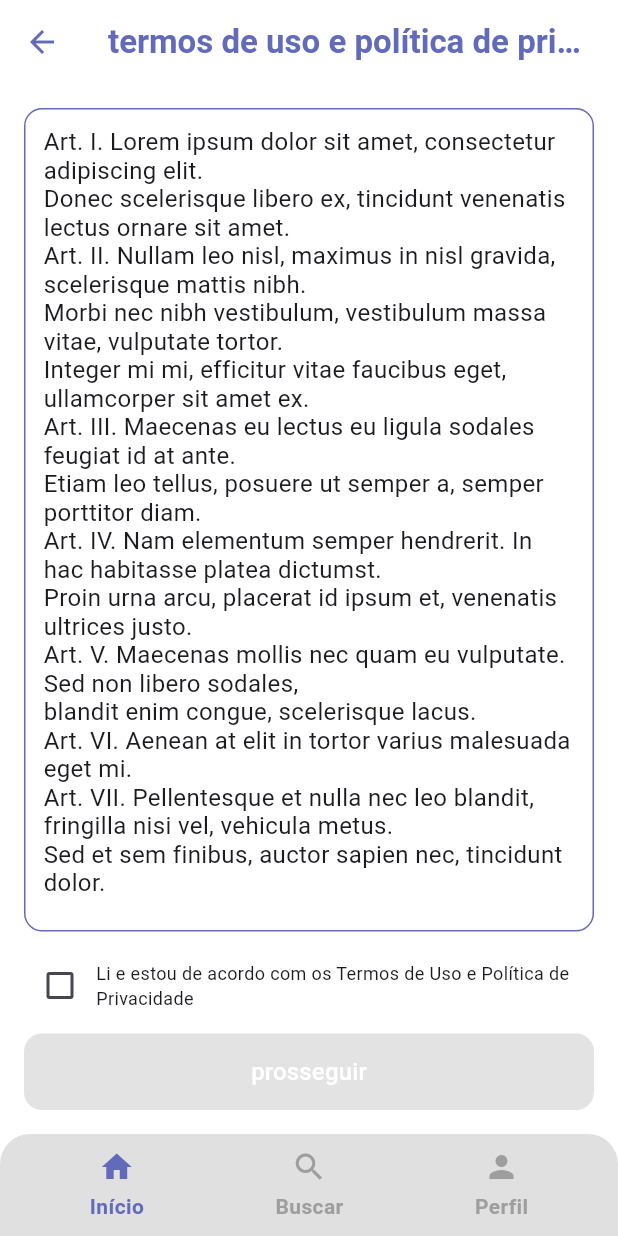
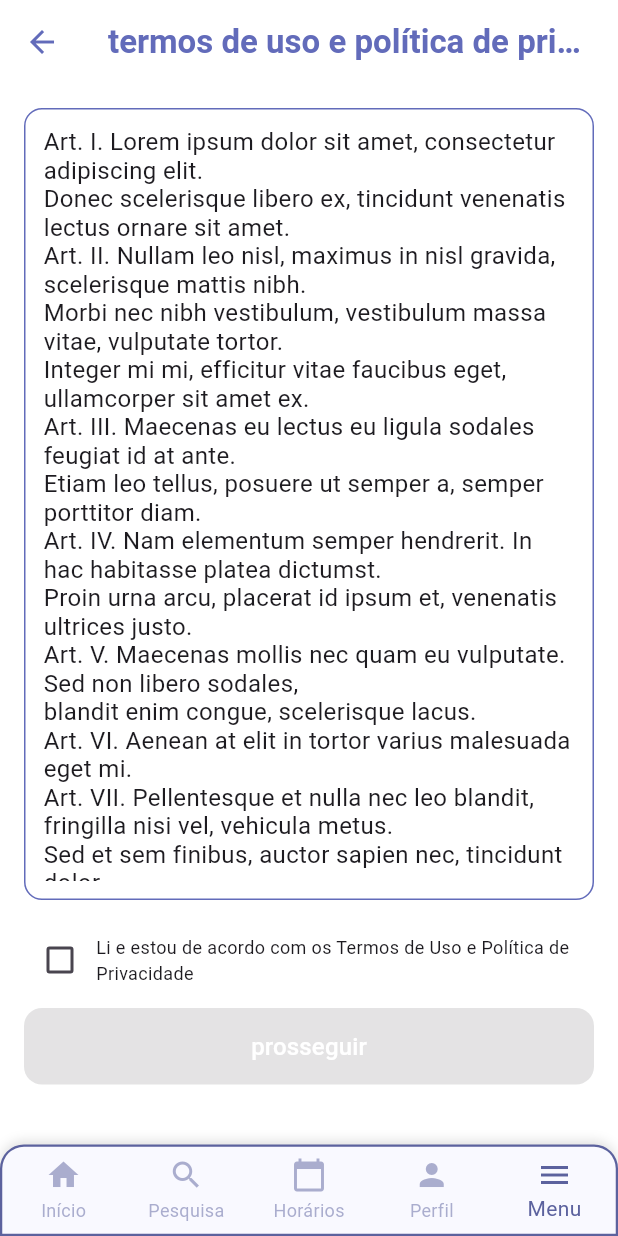
Before and after one commit to mmiguelcalixto/camarim, a Flutter app: the screen it shows after launch, on a phone screen of 412 x 824 dp. Run offline on Flutter 3.47's test engine with Material 3 defaults, Android fonts, the phone set to English and light mode, and no system bars.

Commit message:
bottom nav bar correta privacy_policy_page.dart

```diff
--- a/lib/privacy_policy_page.dart
+++ b/lib/privacy_policy_page.dart
@@ -65,7 +65,7 @@ Sed et sem finibus, auctor sapien nec, tincidunt dolor.""",
                 ),
               ),
             ),
-            const SizedBox(height: 12),
+            const SizedBox(height: 16),
             Row(
               children: [
                 Checkbox(
@@ -105,79 +105,48 @@ Sed et sem finibus, auctor sapien nec, tincidunt dolor.""",
                 ),
               ),
             ),
+            const SizedBox(height: 24),
           ],
         ),
       ),
       bottomNavigationBar: Container(
-        padding: const EdgeInsets.symmetric(vertical: 10, horizontal: 16),
         decoration: BoxDecoration(
-          color: Colors.grey[300],
+          color: const Color(0xFFF9F9FF),
           borderRadius: const BorderRadius.only(
-            topLeft: Radius.circular(20),
-            topRight: Radius.circular(20),
+            topLeft: Radius.circular(16),
+            topRight: Radius.circular(16),
           ),
+          border: Border.all(
+            color: Color.fromARGB(255, 92, 98, 158),
+            width: 1.5,
+          ),
+          boxShadow: const [
+            BoxShadow(
+              color: Colors.black12,
+              blurRadius: 6,
+              offset: Offset(0, -2),
+            ),
+          ],
         ),
-        child: Row(
-          mainAxisAlignment: MainAxisAlignment.spaceAround,
-          children: [
-            _NavItem(
-              icon: Icons.home,
-              label: 'Início',
-              isSelected: paginaAtual == 0,
-              onTap: () => setState(() => paginaAtual = 0),
-            ),
-            _NavItem(
-              icon: Icons.search,
-              label: 'Buscar',
-              isSelected: paginaAtual == 1,
-              onTap: () => setState(() => paginaAtual = 1),
-            ),
-            _NavItem(
-              icon: Icons.person,
-              label: 'Perfil',
-              isSelected: paginaAtual == 2,
-              onTap: () => setState(() => paginaAtual = 2),
-            ),
+        child: BottomNavigationBar(
+          type: BottomNavigationBarType.fixed,
+          backgroundColor: Colors.transparent,
+          elevation: 0,
+          selectedItemColor: Color.fromARGB(255, 92, 98, 158),
+          unselectedItemColor: Color.fromARGB(255, 92, 98, 158).withOpacity(0.5),
+          currentIndex: 4, // "Menu" selecionado
+          onTap: (index) {
+            Navigator.pop(context);
+          },
+          items: const [
+            BottomNavigationBarItem(icon: Icon(Icons.home), label: "Início"),
+            BottomNavigationBarItem(icon: Icon(Icons.search), label: "Pesquisa"),
+            BottomNavigationBarItem(icon: Icon(Icons.calendar_today), label: "Horários"),
+            BottomNavigationBarItem(icon: Icon(Icons.person), label: "Perfil"),
+            BottomNavigationBarItem(icon: Icon(Icons.menu), label: "Menu"),
           ],
         ),
       ),
     );
   }
 }
-
-class _NavItem extends StatelessWidget {
-  final IconData icon;
-  final String label;
-  final bool isSelected;
-  final VoidCallback onTap;
-
-  const _NavItem({
-    super.key,
-    required this.icon,
-    required this.label,
-    required this.isSelected,
-    required this.onTap,
-  });
-
-  @override
-  Widget build(BuildContext context) {
-    return InkWell(
-      onTap: onTap,
-      borderRadius: BorderRadius.circular(10),
-      child: Column(
-        mainAxisSize: MainAxisSize.min,
-        children: [
-          Icon(icon, color: isSelected ? Color(0xFF626BBA) : Colors.grey),
-          const SizedBox(height: 4),
-          Text(
-            label,
-            style: TextStyle(
-              color: isSelected ? Color(0xFF626BBA) : Colors.grey,
-              fontWeight: FontWeight.bold,
-            ),
-          ),
-        ],
-      ),
-    );
-  }
-}
```
